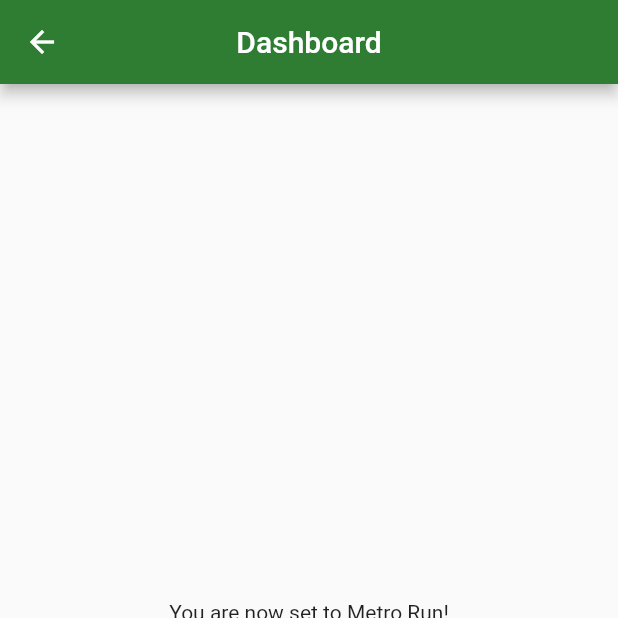
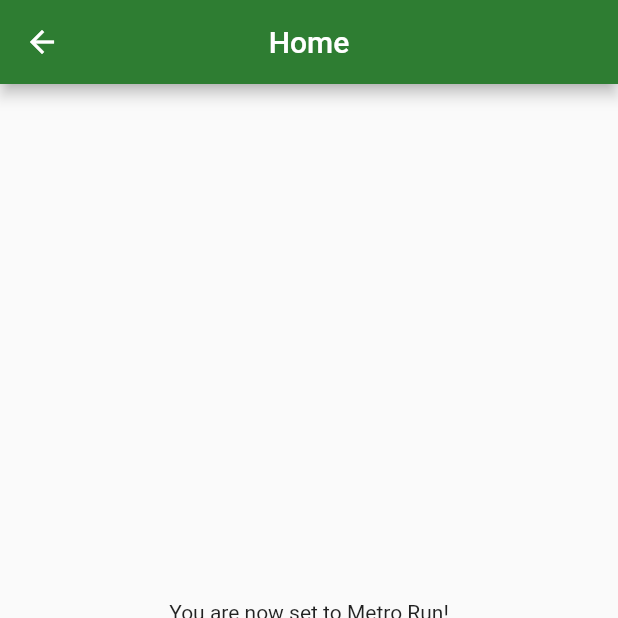
Before and after one commit to DiyaWadhwani/MetroRun, a Flutter app: the HomePage screen opened by its route, on a phone screen of 412 x 824 dp, the top half of it. Run offline on Flutter 3.47's test engine with Material 2 defaults, Android fonts, the phone set to English and light mode, and no system bars.

Commit message:
Changed dashboard to home

```diff
--- a/code/metro_run/lib/home_page.dart
+++ b/code/metro_run/lib/home_page.dart
@@ -10,7 +10,7 @@ class _HomePageState extends State<HomePage> {
   Widget build(BuildContext context) {
     return new Scaffold(
       appBar: new AppBar(
-        title: new Text('Dashboard'),
+        title: new Text('Home'),
         backgroundColor: Colors.green[800],
         centerTitle: true,
       ),
```
